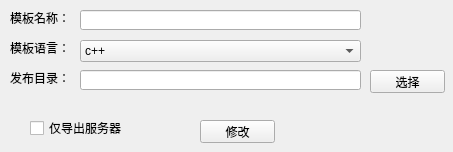
First picture: the form in qt_ui/ui/modify_tmpl.ui, repository aywfelix/ProtoExcelTool, before the edit.
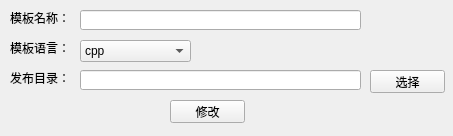
Second picture: the form after the edit.

Diff of the .ui file:
```diff
--- a/qt_ui/ui/modify_tmpl.ui
+++ b/qt_ui/ui/modify_tmpl.ui
@@ -7,7 +7,7 @@
     <x>0</x>
     <y>0</y>
     <width>453</width>
-    <height>152</height>
+    <height>136</height>
    </rect>
   </property>
   <property name="windowTitle">
@@ -52,24 +52,11 @@
     <string>发布目录：</string>
    </property>
   </widget>
-  <widget class="QCheckBox" name="cBxTmpl">
-   <property name="geometry">
-    <rect>
-     <x>30</x>
-     <y>120</y>
-     <width>121</width>
-     <height>16</height>
-    </rect>
-   </property>
-   <property name="text">
-    <string>仅导出服务器</string>
-   </property>
-  </widget>
   <widget class="QPushButton" name="bTnModify">
    <property name="geometry">
     <rect>
-     <x>200</x>
-     <y>120</y>
+     <x>170</x>
+     <y>100</y>
      <width>75</width>
      <height>23</height>
     </rect>
@@ -93,13 +80,18 @@
     <rect>
      <x>80</x>
      <y>40</y>
-     <width>281</width>
+     <width>111</width>
      <height>22</height>
     </rect>
    </property>
    <item>
     <property name="text">
-     <string>c++</string>
+     <string>cpp</string>
+    </property>
+   </item>
+   <item>
+    <property name="text">
+     <string>lua</string>
     </property>
    </item>
    <item>
```
Left out of the diff: 14 changed lines with no effect on the pictures.
